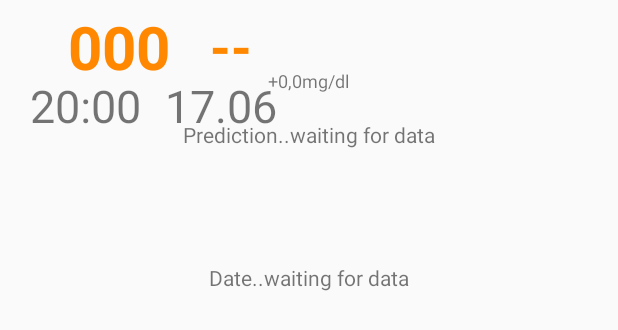
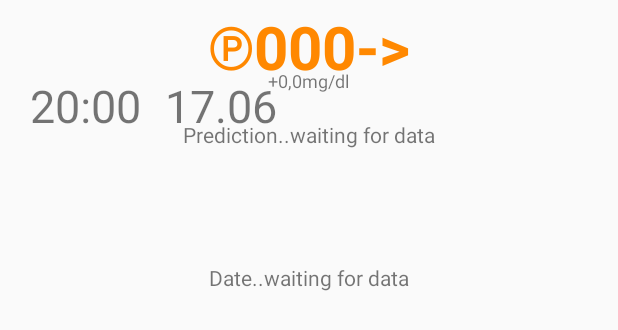
Before and after one commit to Klaus3d3/XdripWidgetForAmazfit-Klaus, an Android app: the layout nightscoout_page.xml on its own in the app's theme, with its tools: preview values and no code run, on a phone screen of 412 x 824 dp. Shown: the top 330 px of the screen. Run offline under Robolectric (Android 15) with nearby library versions, the phone set to English and light mode, and no system bars.

Commit message:
fix for amazfit

```diff
--- a/app/src/main/res/layout/nightscoout_page.xml
+++ b/app/src/main/res/layout/nightscoout_page.xml
@@ -65,7 +65,7 @@
         android:id="@+id/nightscout_sgv_textview"
         android:layout_width="wrap_content"
         android:layout_height="wrap_content"
-        android:layout_centerHorizontal="false"
+        android:layout_centerHorizontal="true"
         android:layout_centerInParent="false"
         android:layout_centerVertical="false"
         android:layout_marginLeft="45dp"
@@ -73,30 +73,11 @@
         android:layout_weight="1"
         android:clickable="true"
         android:gravity="center"
-        android:text="000"
+        android:text="℗000->"
         android:textAlignment="center"
         android:textColor="@android:color/holo_orange_dark"
         android:textScaleX="1"
         android:textSize="40sp"
-        android:textStyle="bold" />
-
-    <TextView
-        android:id="@+id/delta_arrow"
-        android:layout_width="wrap_content"
-        android:layout_height="wrap_content"
-        android:layout_centerHorizontal="false"
-        android:layout_centerInParent="false"
-        android:layout_centerVertical="false"
-        android:layout_marginLeft="140dp"
-        android:layout_marginTop="7dp"
-        android:layout_weight="1"
-        android:clickable="true"
-        android:gravity="center"
-        android:text="--"
-        android:textAlignment="center"
-        android:textColor="@android:color/holo_orange_dark"
-        android:textScaleX="1"
-        android:textSize="35sp"
         android:textStyle="bold" />
 
     <TextView
@@ -119,7 +100,7 @@
         android:height="90dp"
         android:alpha="1"
         android:autoText="false"
-        android:backgroundTint="@android:color/holo_orange_dark"
+        android:background="@android:color/holo_orange_dark"
         android:paddingBottom="0dp"
         android:paddingEnd="0dp"
         android:paddingStart="0dp"
```
Also changed, not shown: app/src/main/java/com/klaus3d3/xdripwidgetforamazfit/events/xDripDataRecieved.java (+3 -8 lines), app/src/main/java/com/klaus3d3/xdripwidgetforamazfit/springboard/NightscoutPage.java (+9 -6 lines).
